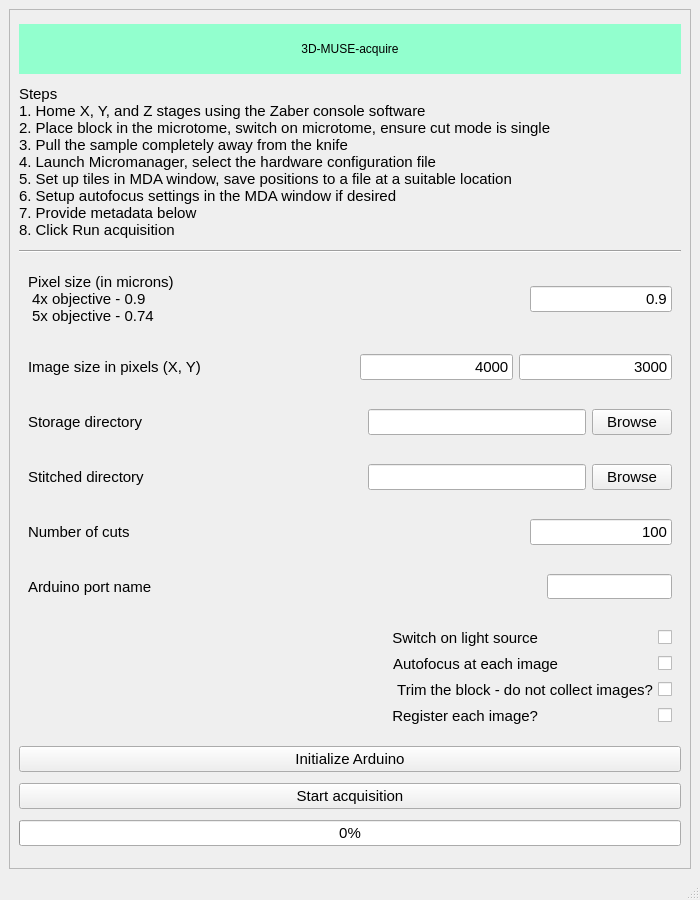
Above: mainwindow.ui from ckolluru/3D-MUSE-acquire before the change. Below: the same form after it.
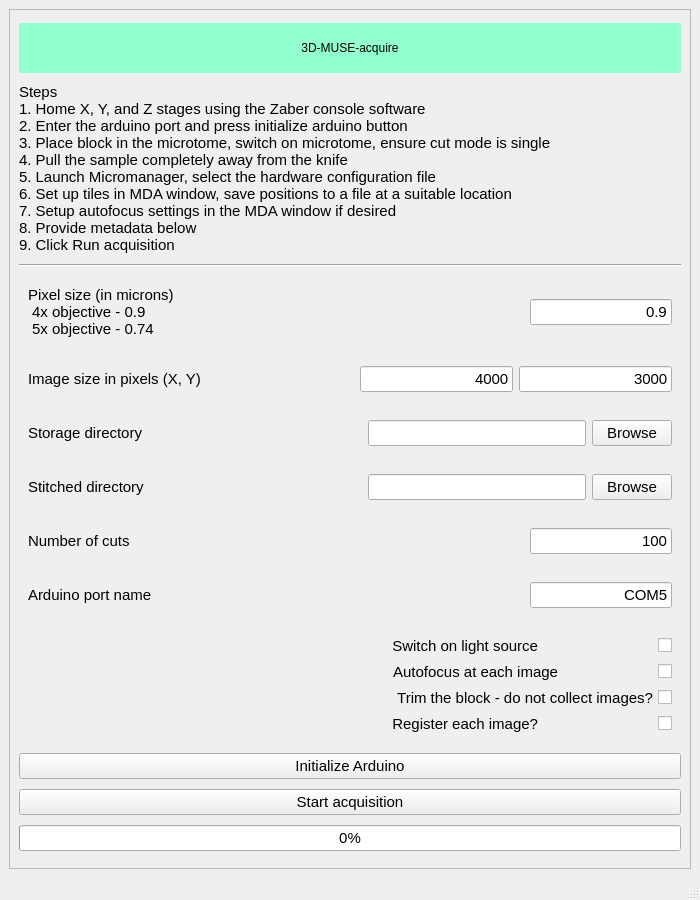
That is the form after the change.

What changed in the file:
```diff
--- a/mainwindow.ui
+++ b/mainwindow.ui
@@ -96,13 +96,14 @@
           <property name="text">
            <string>Steps
 1. Home X, Y, and Z stages using the Zaber console software
-2. Place block in the microtome, switch on microtome, ensure cut mode is single
-3. Pull the sample completely away from the knife
-4. Launch Micromanager, select the hardware configuration file
-5. Set up tiles in MDA window, save positions to a file at a suitable location 
-6. Setup autofocus settings in the MDA window if desired
-7. Provide metadata below 
-8. Click Run acquisition</string>
+2. Enter the arduino port and press initialize arduino button
+3. Place block in the microtome, switch on microtome, ensure cut mode is single
+4. Pull the sample completely away from the knife
+5. Launch Micromanager, select the hardware configuration file
+6. Set up tiles in MDA window, save positions to a file at a suitable location 
+7. Setup autofocus settings in the MDA window if desired
+8. Provide metadata below 
+9. Click Run acquisition</string>
           </property>
          </widget>
         </item>
@@ -521,7 +522,7 @@
              <property name="sizeHint" stdset="0">
               <size>
                <width>353</width>
-               <height>20</height>
+               <height>17</height>
               </size>
              </property>
             </spacer>
@@ -540,6 +541,23 @@
                <height>25</height>
               </size>
              </property>
+             <property name="font">
+              <font>
+               <family>Segoe UI</family>
+               <pointsize>11</pointsize>
+               <weight>50</weight>
+               <bold>false</bold>
+              </font>
+             </property>
+             <property name="layoutDirection">
+              <enum>Qt::LeftToRight</enum>
+             </property>
+             <property name="text">
+              <string>COM5</string>
+             </property>
+             <property name="alignment">
+              <set>Qt::AlignRight|Qt::AlignTrailing|Qt::AlignVCenter</set>
+             </property>
             </widget>
            </item>
           </layout>
```
